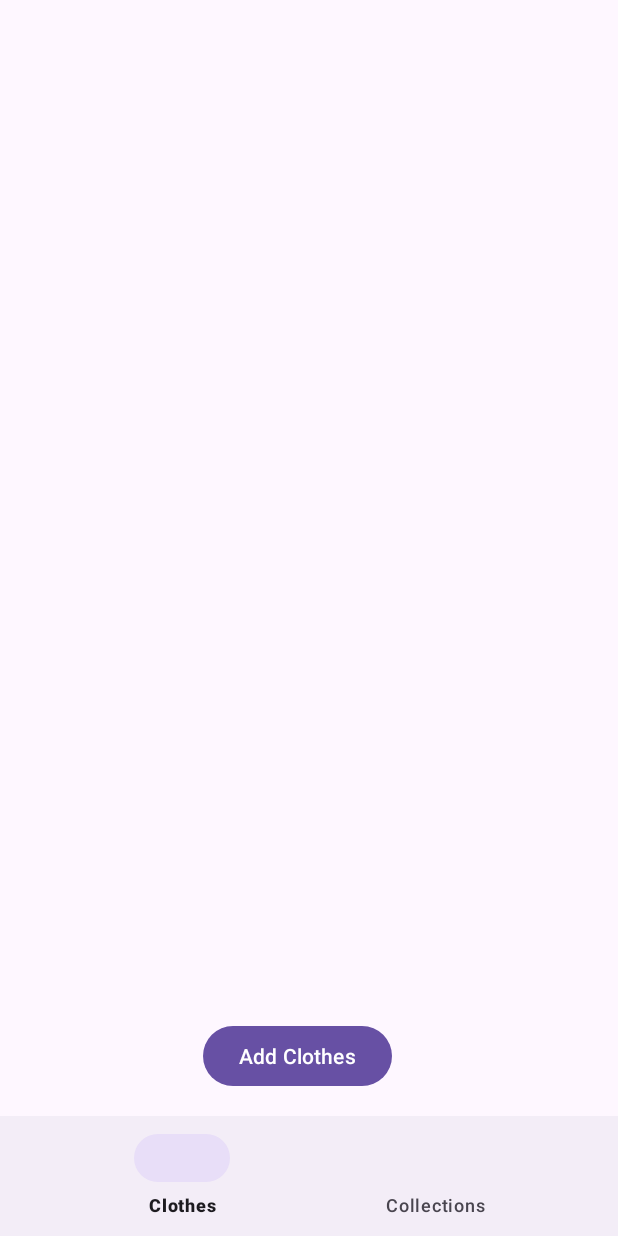
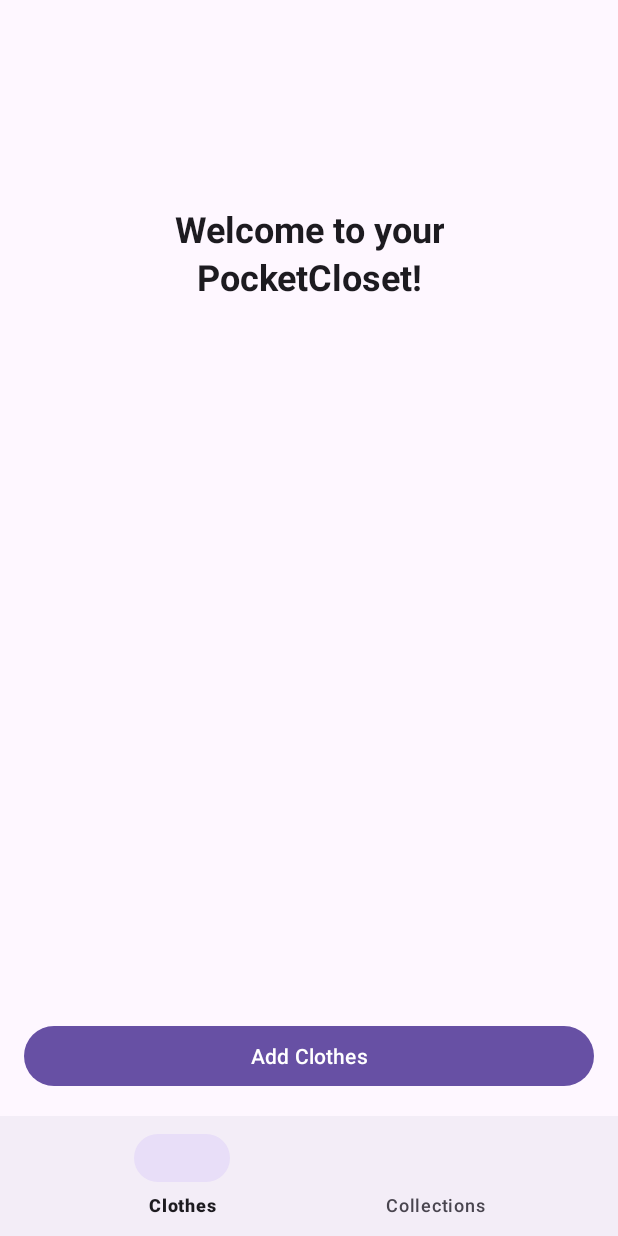
Before and after one commit to elghfz/pocketcloset, an Android app: the screen it shows after launch (MainActivity), on a phone screen of 412 x 824 dp. Run offline under Robolectric (Android 15) with nearby library versions, the phone set to English and light mode, and no system bars.

Commit message:
grid view

```diff
--- a/app/src/main/java/com/fz/pocketcloset/ClothingAdapter.java
+++ b/app/src/main/java/com/fz/pocketcloset/ClothingAdapter.java
@@ -67,9 +67,6 @@ public class ClothingAdapter extends RecyclerView.Adapter<ClothingAdapter.Clothi
 
         // Bind the clothing image
         holder.imageView.setImageURI(item.getImagePath() != null ? Uri.parse(item.getImagePath()) : null);
-
-        // Bind the clothing tags
-        holder.tagsTextView.setText(item.getTags());
 
         // Handle short click for editing or toggling selection
         holder.itemView.setOnClickListener(v -> {
@@ -142,8 +139,7 @@ public class ClothingAdapter extends RecyclerView.Adapter<ClothingAdapter.Clothi
         public ClothingViewHolder(@NonNull View itemView) {
             super(itemView);
             imageView = itemView.findViewById(R.id.imageViewClothing);
-            tagsTextView = itemView.findViewById(R.id.textViewClothingTags);
-            selectCheckbox = itemView.findViewById(R.id.checkboxSelectClothing);
+            selectCheckbox = itemView.findViewById(R.id.checkboxClothing);
         }
     }
 }
--- a/app/src/main/res/layout/fragment_clothes.xml
+++ b/app/src/main/res/layout/fragment_clothes.xml
@@ -1,57 +1,81 @@
 <?xml version="1.0" encoding="utf-8"?>
-<androidx.constraintlayout.widget.ConstraintLayout
+<LinearLayout
     xmlns:android="http://schemas.android.com/apk/res/android"
-    xmlns:app="http://schemas.android.com/apk/res-auto"
-    xmlns:tools="http://schemas.android.com/tools"
     android:layout_width="match_parent"
     android:layout_height="match_parent"
-    tools:context=".ClothesFragment">
+    android:orientation="vertical"
+    android:padding="16dp">
 
-    <!-- RecyclerView to display clothing items -->
+    <!-- Space at the top -->
+    <Space
+        android:layout_width="match_parent"
+        android:layout_height="120dp" />
+
+    <!-- Title text -->
+    <TextView
+        android:id="@+id/titleTextView"
+        android:layout_width="wrap_content"
+        android:layout_height="wrap_content"
+        android:layout_gravity="center_horizontal"
+        android:gravity="center"
+        android:paddingBottom="24dp"
+        android:text="Welcome to your\nPocketCloset!"
+        android:textAlignment="center"
+        android:textSize="24sp"
+        android:textStyle="bold"
+        android:lineSpacingExtra="4dp"
+        android:textColor="?android:attr/textColorPrimary"
+        />
+
+    <!-- Space between the title and grid view -->
+    <Space
+        android:layout_width="match_parent"
+        android:layout_height="36dp" />
+
+    <!-- Grid view for clothing items -->
     <androidx.recyclerview.widget.RecyclerView
         android:id="@+id/recyclerView"
-        android:layout_width="0dp"
+        android:layout_width="match_parent"
         android:layout_height="0dp"
-        app:layout_constraintTop_toTopOf="parent"
-        app:layout_constraintStart_toStartOf="parent"
-        app:layout_constraintEnd_toEndOf="parent"
-        app:layout_constraintBottom_toTopOf="@id/button_add_clothes"
-        tools:listitem="@layout/item_clothing" />
+        android:layout_weight="1"
+        android:scrollbars="vertical" />
 
-    <!-- Add Clothing Button (Visible by default) -->
+    <!-- Space between the buttons and grid view -->
+    <Space
+        android:layout_width="match_parent"
+        android:layout_height="36dp" />
+
+    <!-- Buttons -->
+    <LinearLayout
+        android:layout_width="match_parent"
+        android:layout_height="wrap_content"
+        android:orientation="horizontal"
+        android:paddingTop="8dp">
+
+        <!-- Add Clothes Button -->
         <Button
             android:id="@+id/button_add_clothes"
-        android:layout_width="wrap_content"
+            android:layout_width="0dp"
             android:layout_height="wrap_content"
-        android:text="Add Clothes"
-        android:layout_marginEnd="16dp"
-        android:layout_marginBottom="16dp"
-        app:layout_constraintBottom_toBottomOf="parent"
-        app:layout_constraintEnd_toEndOf="parent"
-        app:layout_constraintStart_toStartOf="parent" />
+            android:layout_weight="1"
+            android:text="Add Clothes" />
 
-    <!-- Add to Collection Button (Initially hidden, visible in selection mode) -->
+        <!-- Add to Collection Button -->
         <Button
             android:id="@+id/addToCollectionButton"
-        android:layout_width="wrap_content"
+            android:layout_width="0dp"
             android:layout_height="wrap_content"
+            android:layout_weight="1"
             android:text="Add to Collection"
-        android:visibility="gone"
-        android:layout_marginBottom="16dp"
-        app:layout_constraintBottom_toTopOf="@id/deleteButton"
-        app:layout_constraintStart_toStartOf="parent"
-        app:layout_constraintEnd_toEndOf="parent" />
+            android:visibility="gone"/>
 
-    <!-- Delete Button (Initially hidden, visible in selection mode) -->
+        <!-- Delete Button -->
         <Button
             android:id="@+id/deleteButton"
-        android:layout_width="wrap_content"
+            android:layout_width="0dp"
             android:layout_height="wrap_content"
+            android:layout_weight="1"
             android:text="Delete"
-        android:visibility="gone"
-        android:layout_marginBottom="16dp"
-        app:layout_constraintBottom_toBottomOf="parent"
-        app:layout_constraintStart_toStartOf="parent"
-        app:layout_constraintEnd_toEndOf="parent" />
-
-</androidx.constraintlayout.widget.ConstraintLayout>
+            android:visibility="gone"/>
+    </LinearLayout>
+</LinearLayout>
```
Also changed, not shown: app/src/main/java/com/fz/pocketcloset/ClothesFragment.java (+2 -34 lines), app/src/main/java/com/fz/pocketcloset/CollectionDetailFragment.java (+25 -61 lines), app/src/main/java/com/fz/pocketcloset/MainActivity.java (+6 -11 lines), app/src/main/res/layout/fragment_collection_detail.xml (+21 -1 lines), app/src/main/res/layout/item_clothing.xml (+10 -37 lines). Lines whose indentation alone changed are shown as unchanged.
